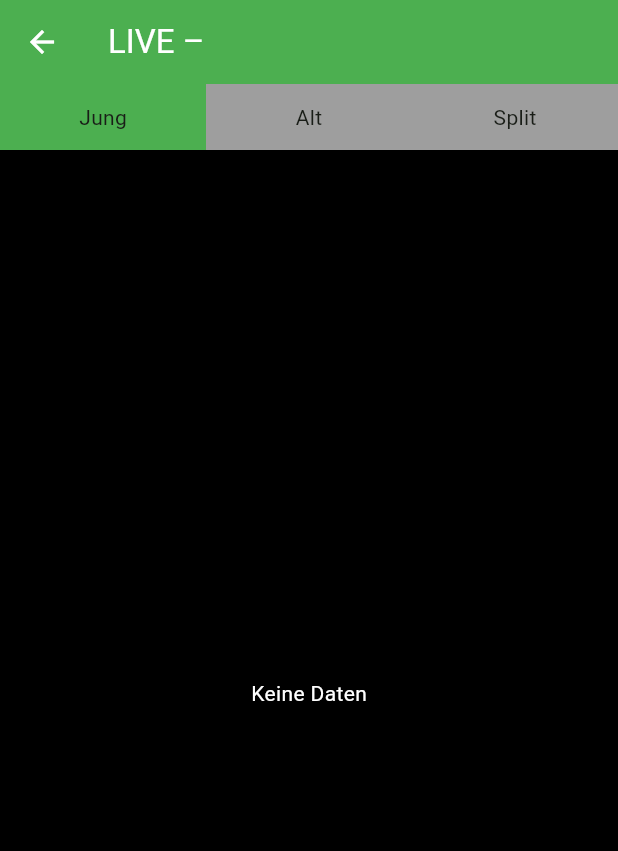
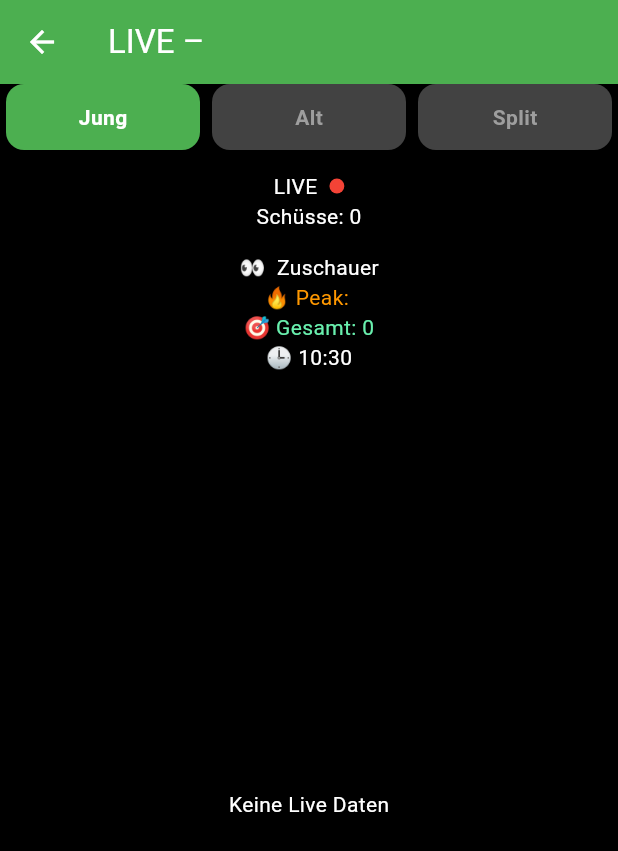
Before and after one commit to Sascha22091994/schuetzenradar-app, a Flutter app: the AdlerLiveScreen screen opened directly with empty values, after a tap on "Jung", on a phone screen of 412 x 824 dp. Shown: the top 851 px of the screen. Run offline on Flutter 3.47's test engine with Material 3 defaults, Android fonts, the phone set to English and light mode, and no system bars; our stand-ins replace cloud_firestore, firebase_core, shared_preferences; accounts and stored records are empty.

Commit message:
adler_live_screen und performance

```diff
--- a/lib/screens/adler_live_screen.dart
+++ b/lib/screens/adler_live_screen.dart
@@ -15,17 +15,184 @@ class AdlerLiveScreen extends StatefulWidget {
   State<AdlerLiveScreen> createState() => _AdlerLiveScreenState();
 }
 
-class _AdlerLiveScreenState extends State<AdlerLiveScreen> {
+class _AdlerLiveScreenState extends State<AdlerLiveScreen>
+    with SingleTickerProviderStateMixin {
+
+  String viewMode = "jung";
+
+  late AnimationController _pulseController;
+  late Animation<double> _pulse;
+
+  String? viewerId;
+
+  @override
+  void initState() {
+    super.initState();
+
+    _pulseController = AnimationController(
+      vsync: this,
+      duration: const Duration(milliseconds: 900),
+    )..repeat(reverse: true);
+
+    _pulse = Tween(begin: 0.8, end: 1.2).animate(
+      CurvedAnimation(parent: _pulseController, curve: Curves.easeInOut),
+    );
+
+    _registerViewer();
+  }
+
+  @override
+  void dispose() {
+    _removeViewer();
+    _pulseController.dispose();
+    super.dispose();
+  }
 
   //--------------------------------------------------
-  // ✅ VIEW MODE
+  // ✅ VIEWER REGISTER
   //--------------------------------------------------
-  String viewMode = "jung"; // jung | alt | split
+  Future<void> _registerViewer() async {
 
+    final ref = FirebaseFirestore.instance
+        .collection('adler_viewers')
+        .doc(widget.locationId)
+        .collection('users')
+        .doc();
+
+    viewerId = ref.id;
+
+    final statsRef = FirebaseFirestore.instance
+        .collection('adler_stats')
+        .doc(widget.locationId);
+
+    await FirebaseFirestore.instance.runTransaction((tx) async {
+
+      tx.set(ref, {
+        "joinedAt": FieldValue.serverTimestamp(),
+      });
+
+      final statsSnap = await tx.get(statsRef);
+
+      int current = 0;
+      int peak = 0;
+      int total = 0;
+
+      if (statsSnap.exists) {
+        final data = statsSnap.data()!;
+        current = data['current'] ?? 0;
+        peak = data['peak'] ?? 0;
+        total = data['total'] ?? 0;
+      }
+
+      current++;
+      total++;
+
+      if (current > peak) peak = current;
+
+      tx.set(statsRef, {
+        "current": current,
+        "peak": peak,
+        "total": total,
+        "lastUpdate": FieldValue.serverTimestamp(),
+      }, SetOptions(merge: true));
+    });
+  }
+
+  //--------------------------------------------------
+  Future<void> _removeViewer() async {
+
+    if (viewerId == null) return;
+
+    final ref = FirebaseFirestore.instance
+        .collection('adler_viewers')
+        .doc(widget.locationId)
+        .collection('users')
+        .doc(viewerId);
+
+    final statsRef = FirebaseFirestore.instance
+        .collection('adler_stats')
+        .doc(widget.locationId);
+
+    await FirebaseFirestore.instance.runTransaction((tx) async {
+
+      tx.delete(ref);
+
+      final statsSnap = await tx.get(statsRef);
+
+      if (statsSnap.exists) {
+        int current = statsSnap.data()!['current'] ?? 0;
+        if (current > 0) current--;
+
+        tx.set(statsRef, {
+          "current": current,
+        }, SetOptions(merge: true));
+      }
+    });
+  }
+
+  //--------------------------------------------------
   String _formatTime(DateTime t) {
     return "${t.hour.toString().padLeft(2, '0')}:${t.minute.toString().padLeft(2, '0')}";
   }
 
+  //--------------------------------------------------
+  Widget _modeButton(String label, String value) {
+    final active = viewMode == value;
+
+    return Expanded(
+      child: GestureDetector(
+        onTap: () => setState(() => viewMode = value),
+        child: AnimatedContainer(
+          duration: const Duration(milliseconds: 200),
+          margin: const EdgeInsets.symmetric(horizontal: 4),
+          padding: const EdgeInsets.all(12),
+          decoration: BoxDecoration(
+            color: active ? Colors.green : Colors.grey.shade800,
+            borderRadius: BorderRadius.circular(12),
+          ),
+          child: Center(
+            child: Text(label,
+                style: TextStyle(
+                  color: active ? Colors.white : Colors.grey,
+                  fontWeight: FontWeight.bold,
+                )),
+          ),
+        ),
+      ),
+    );
+  }
+
+  //--------------------------------------------------
+  Widget _viewerStats() {
+    return StreamBuilder<DocumentSnapshot>(
+      stream: FirebaseFirestore.instance
+          .collection('adler_stats')
+          .doc(widget.locationId)
+          .snapshots(),
+      builder: (context, snapshot) {
+
+        final data = snapshot.data?.data() as Map<String, dynamic>?;
+
+        final current = data?['current'] ?? 0;
+        final peak = data?['peak'] ?? 0;
+        final total = data?['total'] ?? 0;
+
+        return Column(
+          children: [
+            Text("👀 $current Zuschauer",
+                style: const TextStyle(color: Colors.white)),
+            Text("🔥 Peak: $peak",
+                style: const TextStyle(color: Colors.orange)),
+            Text("🎯 Gesamt: $total",
+                style: const TextStyle(color: Colors.greenAccent)),
+          ],
+        );
+      },
+    );
+  }
+
+  //--------------------------------------------------
+  // ✅ FIXED LIVE VIEW (WICHTIG!)
   //--------------------------------------------------
   Widget _buildSingleLive(String eventType) {
     return StreamBuilder<DocumentSnapshot>(
@@ -37,13 +204,11 @@ class _AdlerLiveScreenState extends State<AdlerLiveScreen> {
           .snapshots(),
       builder: (context, snapshot) {
 
-        if (!snapshot.hasData || !snapshot.data!.exists) {
-          return const Center(
-              child: Text("Keine Daten", style: TextStyle(color: Colors.white)));
-        }
+        final hasData = snapshot.hasData && snapshot.data!.exists;
 
-        final data =
-            snapshot.data!.data() as Map<String, dynamic>;
+        final data = hasData
+            ? snapshot.data!.data() as Map<String, dynamic>
+            : {};
 
         final shots = data['shots'] ?? 0;
         final king = data['kingName'];
@@ -66,82 +231,122 @@ class _AdlerLiveScreenState extends State<AdlerLiveScreen> {
             // HEADER
             //--------------------------------------------------
             Container(
-              width: double.infinity,
-              padding: const EdgeInsets.all(12),
-              color: Colors.green,
-              child: Text(
-                "${eventType == "jung" ? "JUNGKÖNIG" : "ALTKÖNIG"} • SCHÜSSE: $shots",
-                textAlign: TextAlign.center,
-                style: const TextStyle(
-                    fontSize: 20,
-                    color: Colors.white,
-                    fontWeight: FontWeight.bold),
+              padding: const EdgeInsets.all(14),
+              child: Column(
+                children: [
+                  Row(
+                    mainAxisAlignment: MainAxisAlignment.center,
+                    children: [
+                      const Text("LIVE",
+                          style: TextStyle(color: Colors.white)),
+                      const SizedBox(width: 8),
+                      ScaleTransition(
+                        scale: _pulse,
+                        child: Container(
+                          width: 10,
+                          height: 10,
+                          decoration: const BoxDecoration(
+                            color: Colors.red,
+                            shape: BoxShape.circle,
+                          ),
+                        ),
+                      ),
+                    ],
+                  ),
+                  Text("Schüsse: $shots",
+                      style: const TextStyle(color: Colors.white)),
+                ],
               ),
             ),
 
             //--------------------------------------------------
-            Text(
-              "Jetzt: ${_formatTime(now)}",
-              style: const TextStyle(color: Colors.white70),
-            ),
+            // 👀 VIEWER
+            //--------------------------------------------------
+            _viewerStats(),
 
+            Text("🕒 ${_formatTime(now)}",
+                style: const TextStyle(color: Colors.white)),
+
+            //--------------------------------------------------
+            // 👑 KING
             //--------------------------------------------------
             if (king != null)
               Container(
-                width: double.infinity,
+                margin: const EdgeInsets.all(6),
                 padding: const EdgeInsets.all(10),
                 color: Colors.amber,
-                child: Text(
-                  "👑 $king",
-                  textAlign: TextAlign.center,
-                  style: const TextStyle(fontWeight: FontWeight.bold),
-                ),
+                child: Text("👑 $king"),
               ),
 
+            //--------------------------------------------------
+            // 👥 PARTICIPANTS
             //--------------------------------------------------
             if (participants.isNotEmpty)
               Wrap(
                 children: participants
-                    .map((p) => Padding(
-                          padding: const EdgeInsets.all(4),
-                          child: Chip(
-                            label: Text(p),
-                          ),
-                        ))
+                    .map((p) => Chip(label: Text(p)))
                     .toList(),
               ),
 
             //--------------------------------------------------
+            // 💥 LISTE
+            //--------------------------------------------------
             Expanded(
-              child: ListView(
-                children: sorted.asMap().entries.map((entry) {
+              child: !hasData
+                  ? const Center(
+                      child: Text("Keine Live Daten",
+                          style: TextStyle(color: Colors.white)))
+                  : ListView(
+                      children: sorted.map((entry) {
 
-                  final index = entry.key;
-                  final part = entry.value.key;
-                  final r = entry.value.value;
+                        final part = entry.key;
+                        final r = entry.value;
 
-                  final isLatest = index == 0;
 
-                  return Container(
-                    margin: const EdgeInsets.all(6),
-                    padding: const EdgeInsets.all(12),
-                    color: isLatest
-                        ? Colors.orange
-                        : Colors.grey.shade900,
-                    child: Row(
-                      children: [
 
-                        Expanded(child: Text(part, style: const TextStyle(color: Colors.white))),
+return ListTile(
+  title: Text(
+    part,
+    style: const TextStyle(
+      color: Colors.white,
+      fontWeight: FontWeight.bold,
+    ),
+  ),
 
-                        Expanded(child: Text(r['name'], style: const TextStyle(color: Colors.white))),
+  subtitle: Column(
+    crossAxisAlignment: CrossAxisAlignment.start,
+    children: [
 
-                        Text("${r['shots']}",
-                            style: const TextStyle(color: Colors.green)),
-                      ],
+      // 👤 NAME
+      Text(
+        r['name'] ?? "",
+        style: const TextStyle(color: Colors.white),
+      ),
+
+      // 🕒 UHRZEIT
+      if (r['time'] != null)
+        Text(
+          "🕒 ${_formatTime(DateTime.parse(r['time']))}",
+          style: const TextStyle(
+            color: Colors.white70,
+            fontSize: 12,
+          ),
+        ),
+    ],
+  ),
+
+  trailing: Text(
+    "${r['shots']}",
+    style: const TextStyle(
+      color: Colors.greenAccent,
+      fontWeight: FontWeight.bold,
+    ),
+  ),
+);
+
+
+                      }).toList(),
                     ),
-                  );
-                }).toList(),
-              ),
             )
           ],
         );
@@ -154,65 +359,19 @@ class _AdlerLiveScreenState extends State<AdlerLiveScreen> {
   Widget build(BuildContext context) {
     return Scaffold(
       backgroundColor: Colors.black,
-
       appBar: AppBar(
         title: Text("LIVE – ${widget.locationName}"),
         backgroundColor: Colors.green,
       ),
-
       body: Column(
         children: [
-
-          //--------------------------------------------------
-          // ✅ VIEW SWITCH
-          //--------------------------------------------------
           Row(
             children: [
-
-              Expanded(
-                child: GestureDetector(
-                  onTap: () => setState(() => viewMode = "jung"),
-                  child: Container(
-                    padding: const EdgeInsets.all(12),
-                    color: viewMode == "jung"
-                        ? Colors.green
-                        : Colors.grey,
-                    child: const Center(child: Text("Jung")),
-                  ),
-                ),
-              ),
-
-              Expanded(
-                child: GestureDetector(
-                  onTap: () => setState(() => viewMode = "alt"),
-                  child: Container(
-                    padding: const EdgeInsets.all(12),
-                    color: viewMode == "alt"
-                        ? Colors.green
-                        : Colors.grey,
-                    child: const Center(child: Text("Alt")),
-                  ),
-                ),
-              ),
-
-              Expanded(
-                child: GestureDetector(
-                  onTap: () => setState(() => viewMode = "split"),
-                  child: Container(
-                    padding: const EdgeInsets.all(12),
-                    color: viewMode == "split"
-                        ? Colors.green
-                        : Colors.grey,
-                    child: const Center(child: Text("Split")),
-                  ),
-                ),
-              ),
+              _modeButton("Jung", "jung"),
+              _modeButton("Alt", "alt"),
+              _modeButton("Split", "split"),
             ],
           ),
-
-          //--------------------------------------------------
-          // ✅ CONTENT
-          //--------------------------------------------------
           Expanded(
             child: viewMode == "split"
                 ? Row(
```
Also changed, not shown: lib/screens/adler_screen.dart (+33 -2 lines), lib/screens/news_screen.dart (+12 -7 lines).
